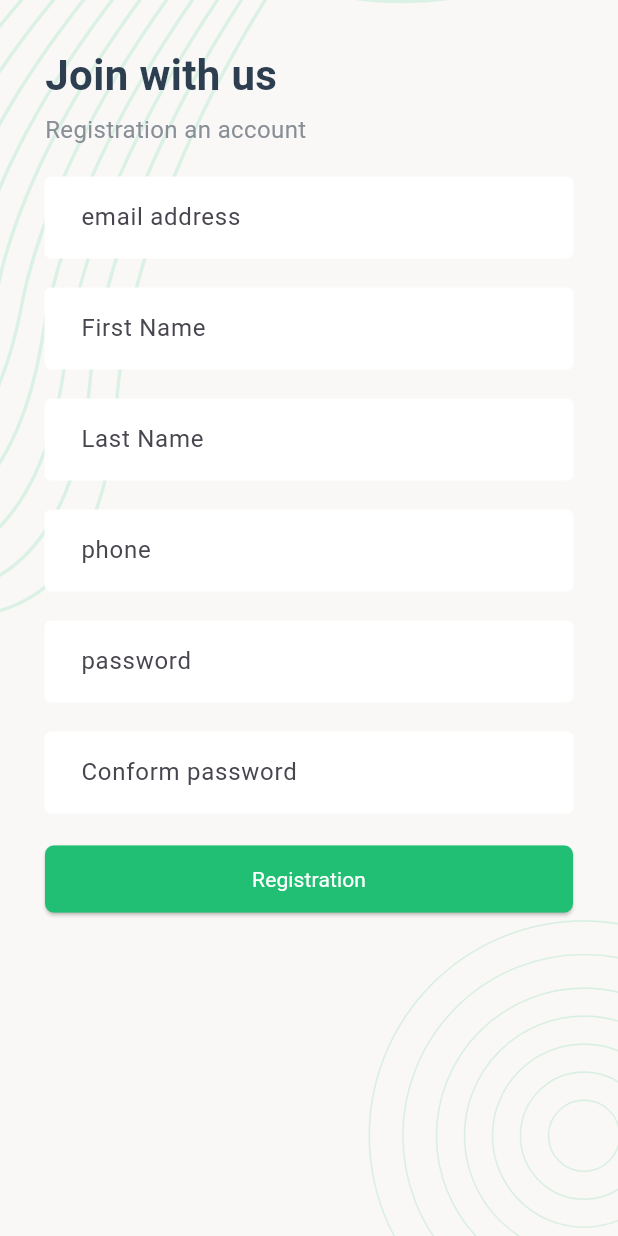
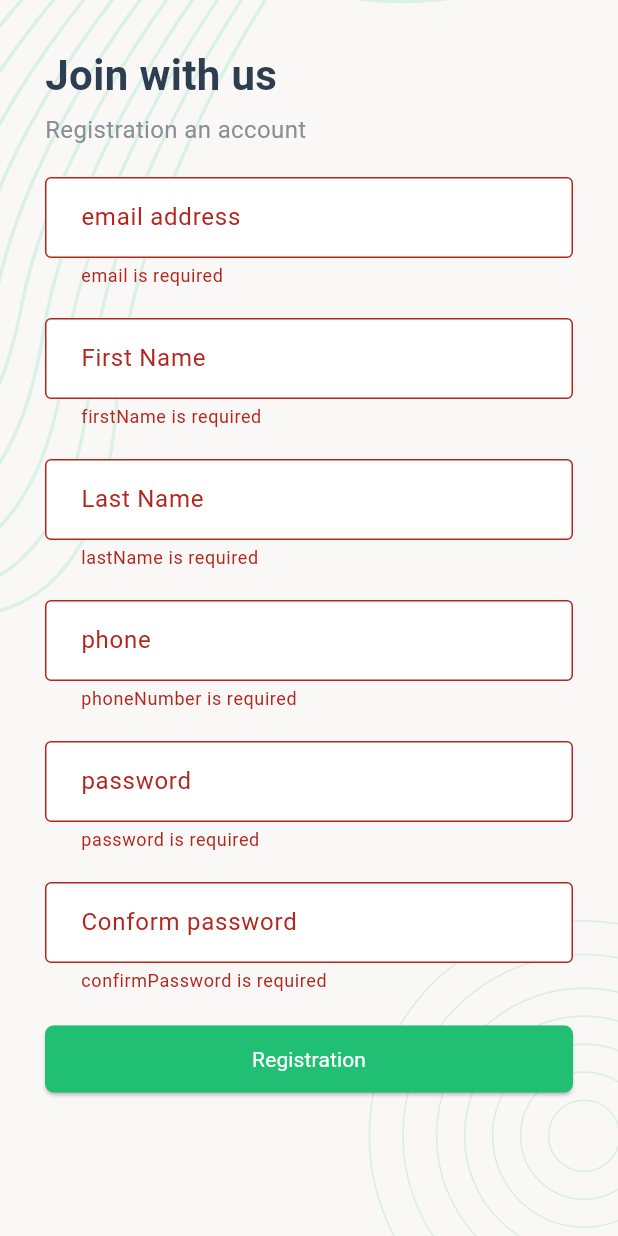
Before and after one commit to RimonChakma/Task-Manager-App-Api, a Flutter app: the RegistrationScreen screen opened by its route, after a tap on "Registration", on a phone screen of 412 x 824 dp. Run offline on Flutter 3.47's test engine with Material 3 defaults, Android fonts, the phone set to English and light mode, and no system bars; our stand-ins replace flutter_svg, fluttertoast, pin_code_fields, shared_preferences; accounts and stored records are empty; Roboto replaces fonts that are missing (poppins).

Commit message:
complete regisration screen

```diff
--- a/lib/main.dart
+++ b/lib/main.dart
@@ -11,7 +11,7 @@ import 'package:task_manager_api/utility/utility.dart';
 void main () async {
 
   WidgetsFlutterBinding.ensureInitialized();
-  String token = await readUserData("token");
+  String? token = await readUserData("token");
 
   if(token == null){
     runApp(MyApp("/loginScreen"));
--- a/lib/scrren/onboarding/registration_screen.dart
+++ b/lib/scrren/onboarding/registration_screen.dart
@@ -1,4 +1,5 @@
 import 'package:flutter/material.dart';
+import 'package:task_manager_api/api/api_client.dart';
 
 import '../../style/style.dart';
 
@@ -10,37 +11,141 @@ class RegistrationScreen extends StatefulWidget {
 }
 
 class _RegistrationScreenState extends State<RegistrationScreen> {
+
+  final formState = GlobalKey<FormState>();
+
+  Map<String,String> formValues =
+  {"email":"","firstName":"","lastName":"","mobile":"","photo":"","password":""};
+
+  inputOnChange (mapKey,textValues) async {
+    setState(() {
+      formValues.update(mapKey, (value) => textValues,);
+    });
+
+  }
+
+  bool isLoading = false;
+
+  String confirmPassword = "";
+
   @override
   Widget build(BuildContext context) {
     return Scaffold(
-      body: Stack(
+      body: isLoading?Center(child: CircularProgressIndicator()):Stack(
           children: [
           ScreenBackground(context),
       Padding(padding: EdgeInsets.all(30),child:Container(
+        child: SafeArea(
           child: SingleChildScrollView(
             child: Column(
-                mainAxisAlignment: MainAxisAlignment.center,
               crossAxisAlignment: CrossAxisAlignment.start,
               children: [
                 Text("Join with us",style: head1Text(colorDarkBlue),),
                 SizedBox(height: 5,),
                 Text("Registration an account",style: head2Text(colorLightGray),),
                 SizedBox(height: 20,),
-                  TextFormField(decoration: AppInputDecoration("email address"),),
+                Form(
+                    key: formState,
+                    child: Column(children: [
+                      TextFormField(
+                        onChanged: (value) {
+                          inputOnChange("email", value);
+                        },
+                        validator: (value) {
+                          if(value == null || value.isEmpty){
+                            return "email is required";
+                          }else{
+                            return null;
+                          }
+                        },
+                        decoration: AppInputDecoration("email address"),),
                       SizedBox(height: 20,),
-                  TextFormField(decoration: AppInputDecoration("First Name"),),
+                      TextFormField(
+                        onChanged: (value) {
+                          inputOnChange("firstName", value);
+                        },
+                        validator: (value) {
+                          if(value == null || value.isEmpty){
+                            return "firstName is required";
+                          }else{
+                            return null;
+                          }
+                        },
+                        decoration: AppInputDecoration("First Name"),),
                       SizedBox(height: 20,),
-                  TextFormField(decoration: AppInputDecoration("Last Name"),),
+                      TextFormField(
+                        onChanged: (value) {
+                          inputOnChange("lastName", value);
+                        },
+                        validator: (value) {
+                          if(value == null || value.isEmpty){
+                            return "lastName is required";
+                          }else{
+                            return null;
+                          }
+                        },
+                        decoration: AppInputDecoration("Last Name"),),
                       SizedBox(height: 20,),
-                  TextFormField(decoration: AppInputDecoration("phone"),),
+                      TextFormField(
+                        onChanged: (value) {
+                          inputOnChange("mobile", value);
+                        },
+                        validator: (value) {
+                          if(value == null || value.isEmpty){
+                            return "phoneNumber is required";
+                          }else{
+                            return null;
+                          }
+                        },
+                        decoration: AppInputDecoration("phone"),),
                       SizedBox(height: 20,),
-                  TextFormField(decoration: AppInputDecoration("password"),),
+                      TextFormField(
+                        onChanged: (value) {
+                          inputOnChange("password", value);
+                        },
+                        validator: (value) {
+                          if(value == null || value.isEmpty){
+                            return "password is required";
+                          }else{
+                            return null;
+                          }
+                        },
+                        decoration: AppInputDecoration("password"),),
                       SizedBox(height: 20,),
-                  TextFormField(decoration: AppInputDecoration("Conform password"),),
+                      TextFormField(
+                        onChanged: (value) {
+                          confirmPassword = value;
+                        },
+                        validator: (value) {
+                          if(value== null || value.isEmpty){
+                            return "confirmPassword is required";
+                          }else if(value!=formValues["password"]){
+                            return "password not match";
+                          }else{
+                            return null;
+                          }
+                        },
+                        decoration: AppInputDecoration("Conform password"),),
+                    ],)),
                 SizedBox(height: 20,),
-                  Container(child: ElevatedButton(onPressed: (){},style: AppButtonStyle(),
+                Container(child: ElevatedButton(onPressed: ()async{
+                  if(formState.currentState!.validate()){
+                    setState(() {
+                      isLoading = true;
+                    });
+                    var result = await RegistrationRequest(formValues);
+                    if(result == true){
+                      Navigator.pushNamedAndRemoveUntil(context, "/loginScreen", (route) => false,);
+                    }else{
+                      setState(() {
+                        isLoading = false;
+                      });
+                    }
+                  }
+                },style: AppButtonStyle(),
                     child: SuccessButtonChild("Registration")),)
               ],
+            ),
           ),
         ),
       ),)
```
Lines whose indentation alone changed are shown as unchanged.
